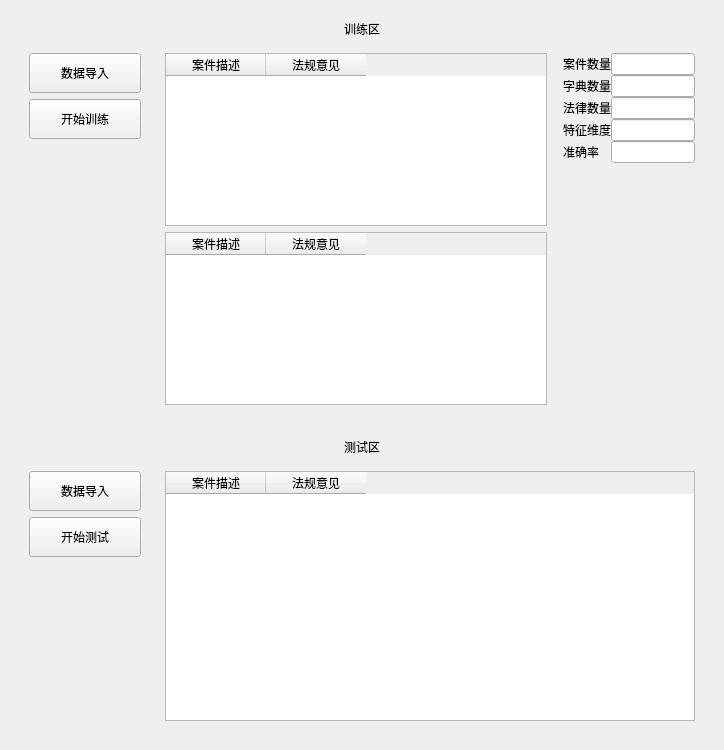
This is source/UI/Tax.ui in liuguiyangnwpu/TaxAnalysis as Qt 5 draws it before an edit. The edited form follows.
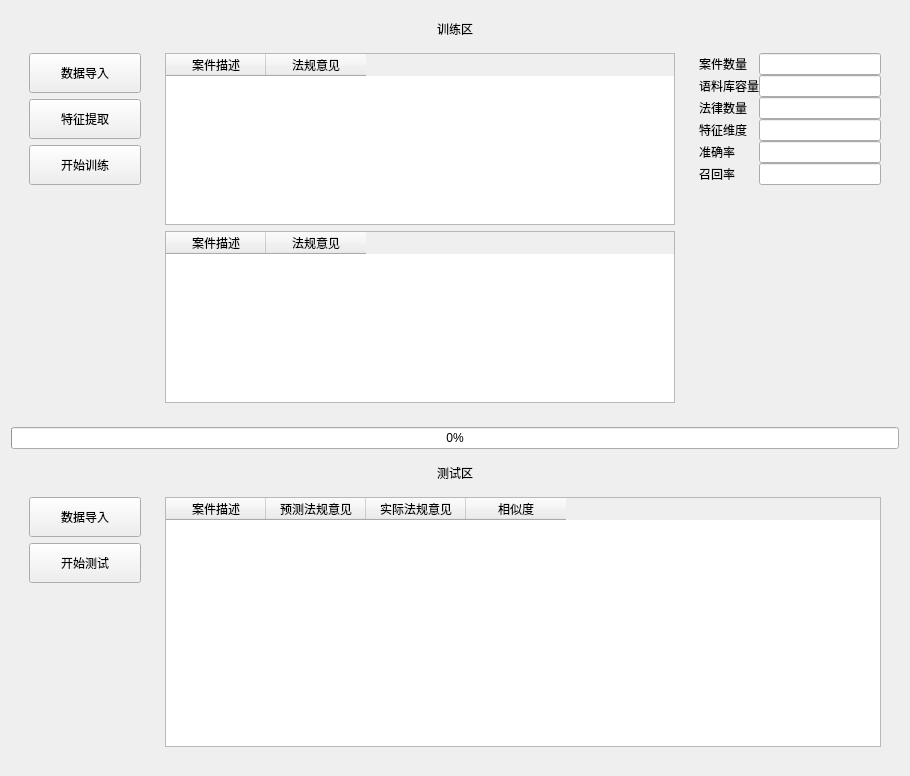
This is the edited form.

Commit message: 可以成功运行，但是测试界面部分还没弄完！

```diff
--- a/source/UI/Tax.ui
+++ b/source/UI/Tax.ui
@@ -6,8 +6,8 @@
    <rect>
     <x>0</x>
     <y>0</y>
-    <width>724</width>
-    <height>750</height>
+    <width>910</width>
+    <height>776</height>
    </rect>
   </property>
   <property name="windowTitle">
@@ -62,6 +62,19 @@
                </property>
               </widget>
              </item>
+             <item>
+              <widget class="QPushButton" name="pushButton_extractFeature">
+               <property name="minimumSize">
+                <size>
+                 <width>0</width>
+                 <height>40</height>
+                </size>
+               </property>
+               <property name="text">
+                <string>特征提取</string>
+               </property>
+              </widget>
+             </item>
              <item>
               <widget class="QPushButton" name="pushButton_startTrain">
                <property name="minimumSize">
@@ -197,7 +210,7 @@
                  <item row="1" column="0">
                   <widget class="QLabel" name="label_4">
                    <property name="text">
-                    <string>字典数量</string>
+                    <string>语料库容量</string>
                    </property>
                   </widget>
                  </item>
@@ -250,6 +263,20 @@
                    </property>
                   </widget>
                  </item>
+                 <item row="6" column="0">
+                  <widget class="QLabel" name="label_8">
+                   <property name="text">
+                    <string>召回率</string>
+                   </property>
+                  </widget>
+                 </item>
+                 <item row="6" column="1">
+                  <widget class="QLineEdit" name="lineEdit_recallAcc">
+                   <property name="readOnly">
+                    <bool>true</bool>
+                   </property>
+                  </widget>
+                 </item>
                 </layout>
                </item>
                <item>
@@ -277,6 +304,16 @@
      </layout>
     </widget>
    </item>
+   <item>
+    <widget class="QProgressBar" name="progressBar">
+     <property name="value">
+      <number>0</number>
+     </property>
+     <property name="textVisible">
+      <bool>true</bool>
+     </property>
+    </widget>
+   </item>
    <item>
     <widget class="QWidget" name="widget_test" native="true">
      <layout class="QVBoxLayout" name="verticalLayout_9">
@@ -361,7 +398,23 @@
              </column>
              <column>
               <property name="text">
-               <string>法规意见</string>
+               <string>预测法规意见</string>
+              </property>
+              <property name="textAlignment">
+               <set>AlignCenter</set>
+              </property>
+             </column>
+             <column>
+              <property name="text">
+               <string>实际法规意见</string>
+              </property>
+              <property name="textAlignment">
+               <set>AlignCenter</set>
+              </property>
+             </column>
+             <column>
+              <property name="text">
+               <string>相似度</string>
               </property>
               <property name="textAlignment">
                <set>AlignCenter</set>
```
Left out of the diff: 2 changed lines with no effect on the pictures. The commit also changes 5 other files.
